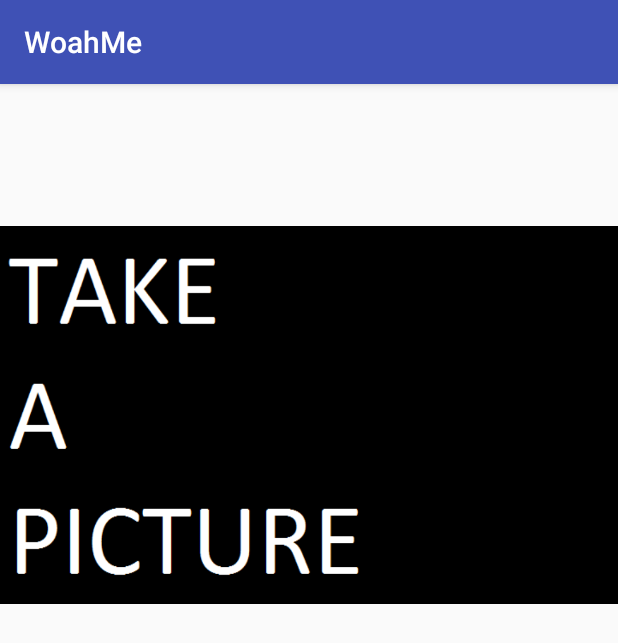
After one commit to WoahMe/WoahMe, an Android app: the fragment AddPlaceFragment shown on its own in the app's theme, on a phone screen of 412 x 824 dp. The commit adds this screen. Shown: the top 643 px of the screen. Run offline under Robolectric (Android 15) with nearby library versions, the light colour scheme and no system bars; network calls fail.

Commit message:
added add place fragment

```diff
--- /dev/null
+++ b/Client/WoahMe/app/src/main/java/woahme/teamwork/com/woahme/AddPlaceFragment.java
@@ -0,0 +1,21 @@
+package woahme.teamwork.com.woahme;
+
+import android.os.Bundle;
+import android.support.v4.app.Fragment;
+import android.view.LayoutInflater;
+import android.view.View;
+import android.view.ViewGroup;
+
+public class AddPlaceFragment extends Fragment {
+
+    public AddPlaceFragment() {
+    }
+
+
+    @Override
+    public View onCreateView(LayoutInflater inflater, ViewGroup container,
+                             Bundle savedInstanceState) {
+        return inflater.inflate(R.layout.fragment_add_place, container, false);
+    }
+
+}
--- a/Client/WoahMe/app/src/main/java/woahme/teamwork/com/woahme/MainActivity.java
+++ b/Client/WoahMe/app/src/main/java/woahme/teamwork/com/woahme/MainActivity.java
@@ -78,6 +78,11 @@ public class MainActivity extends AppCompatActivity
 
         if (id == R.id.discover_new_places) {
 
+        } else if (id == R.id.add_new_place) {
+            getSupportFragmentManager()
+                    .beginTransaction()
+                    .replace(R.id.main_fragment, new AddPlaceFragment())
+                    .commit();
         } else if (id == R.id.visited_places) {
 
         } else if (id == R.id.my_profile) {
--- a/Client/WoahMe/app/src/main/java/woahme/teamwork/com/woahme/PlacesListAdapter.java
+++ b/Client/WoahMe/app/src/main/java/woahme/teamwork/com/woahme/PlacesListAdapter.java
@@ -39,12 +39,12 @@
 
             ViewHolder viewHolder = new ViewHolder();
 
-            viewHolder.id = ++currentId;
             viewHolder.image = (NetworkImageView) view.findViewById(R.id.image_view);
             view.setTag(viewHolder);
         }
 
         ViewHolder viewHolder = (ViewHolder) view.getTag();
+        viewHolder.id = items.get(position).getId();
         viewHolder.image.setImageUrl(items.get(position).getImageSource(), SingletonRequestQueue.getInstance(this.context).getImageLoader());
         Log.i("IMAGE URL: ", items.get(position).getImageSource());
 
--- /dev/null
+++ b/Client/WoahMe/app/src/main/res/layout/fragment_add_place.xml
@@ -0,0 +1,12 @@
+<FrameLayout xmlns:android="http://schemas.android.com/apk/res/android"
+    xmlns:tools="http://schemas.android.com/tools"
+    android:layout_width="match_parent"
+    android:layout_height="match_parent"
+    tools:context="woahme.teamwork.com.woahme.AddPlaceFragment">
+
+    <ImageView
+        android:layout_width="match_parent"
+        android:layout_height="wrap_content"
+        android:src="@drawable/default_image"/>
+
+</FrameLayout>
--- a/Client/WoahMe/app/src/main/res/menu/activity_main_drawer.xml
+++ b/Client/WoahMe/app/src/main/res/menu/activity_main_drawer.xml
@@ -9,6 +9,10 @@
         android:icon="@drawable/ic_menu_camera"
         android:title="Visited places." />
     <item
+        android:id="@+id/add_new_place"
+        android:icon="@drawable/ic_menu_camera"
+        android:title="Add your place." />
+    <item
         android:id="@+id/my_profile"
         android:icon="@drawable/ic_menu_camera"
         android:title="My profile." />
--- a/Client/WoahMe/app/src/main/res/values/strings.xml
+++ b/Client/WoahMe/app/src/main/res/values/strings.xml
@@ -19,4 +19,7 @@
     <string name="permission_rationale">"Contacts permissions are needed for providing email
         completions."
     </string>
+
+    <!-- TODO: Remove or change this placeholder text -->
+    <string name="hello_blank_fragment">Hello blank fragment</string>
 </resources>
```
Also changed, not shown: Client/WoahMe/app/src/main/java/woahme/teamwork/com/woahme/PlacesListFragment.java (+13 -13 lines), Client/WoahMe/app/src/main/res/drawable/default_image.png (added).
